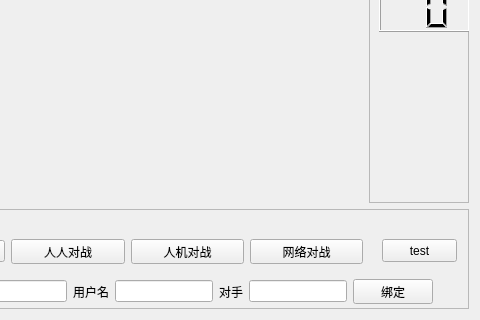
Qt form 31myChess2/chessform.ui (purple910/QT-UDP-Reversi) before a commit; both pictures show x 229 to 709 and y 100 to 420 of the 709 by 420 pixel window.
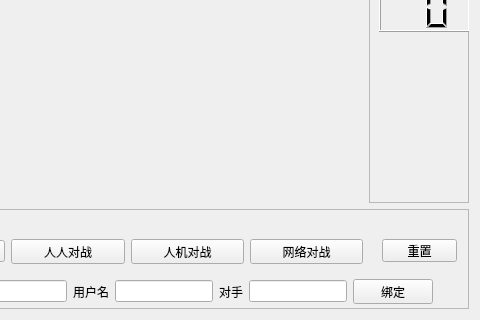
The same form after that commit.

Patch:
```diff
--- a/31myChess2/chessform.ui
+++ b/31myChess2/chessform.ui
@@ -273,7 +273,7 @@
        </rect>
       </property>
       <property name="text">
-       <string>test</string>
+       <string>重置</string>
       </property>
      </widget>
     </widget>
```
